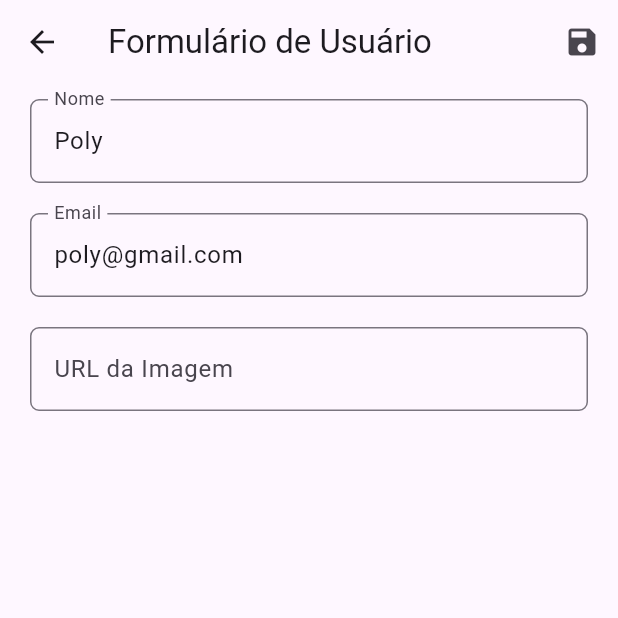
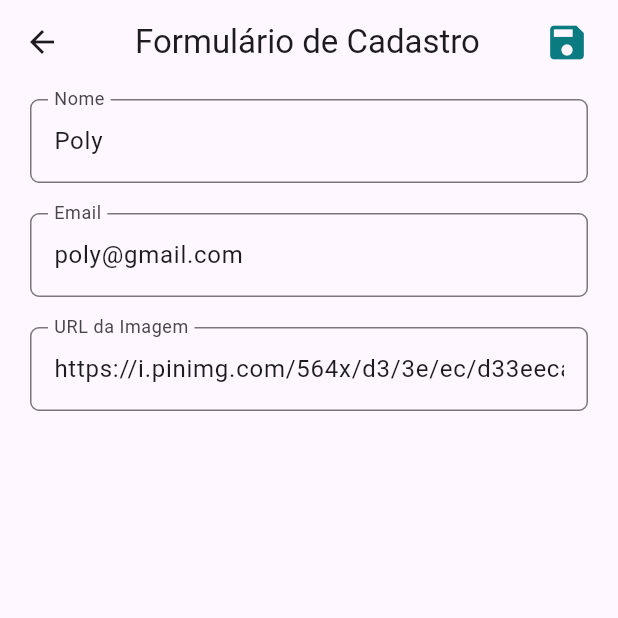
Before and after one commit to Hevelise-Liz/crud_flutter, a Flutter app: the screen it shows after launch, after a tap on the "edit" icon, on a phone screen of 412 x 824 dp, the top half of it. Run offline on Flutter 3.47's test engine with Material 3 defaults, Android fonts, the light colour scheme and no system bars; network calls fail.

Commit message:
style: att.

```diff
--- a/lib/data/dummy_users.dart
+++ b/lib/data/dummy_users.dart
@@ -6,23 +6,23 @@
       name: "Poly",
       email: "poly@gmail.com",
       avatarUrl:
-          ""),
+          "https://i.pinimg.com/564x/d3/3e/ec/d33eeca0fa969fe00f336bf9161e4fc3.jpg"),
   "2": User(
       id: "2",
       name: "Nina",
       email: "nina@gmail.com",
       avatarUrl:
-          "https://i.pinimg.com/564x/f0/b5/e4/f0b5e40a2fab5692bb7b39c48d1aea21.jpg"),
+          "https://i.pinimg.com/564x/a2/0c/fc/a20cfcf198d2038700bd4be44b0f8470.jpg"),
   "3": User(
       id: "3",
       name: "Amora",
       email: "amora@gmail.com",
       avatarUrl:
-          "https://clipart-library.com/images_k/dog-png-transparent/dog-png-transparent-5.png"),
+          "https://i.pinimg.com/564x/76/2f/a9/762fa9e5682d9355b71dda4f0075538a.jpg"),
   "4": User(
       id: "4",
       name: "Clóvis",
       email: "clovis@gmail.com",
       avatarUrl:
-          ""),
+          "https://i.pinimg.com/564x/52/ef/4f/52ef4f43ddc0a69a599a829949a466d7.jpg"),
 };
--- a/lib/pages/user_form.dart
+++ b/lib/pages/user_form.dart
@@ -34,10 +34,16 @@ class _UserFormState extends State<UserForm> {
   Widget build(BuildContext context) {
     return Scaffold(
       appBar: AppBar(
-        title: const Text('Formulário de Usuário'),
+        title: const Center(child: Text('Formulário de Cadastro')),
         actions: <Widget>[
-          IconButton(
-            icon: const Icon(Icons.save),
+          Padding(
+            padding: const EdgeInsets.only(right:10),
+            child: IconButton(
+              icon: const Icon(
+                Icons.save,
+                size: 30,
+                color: Color(0xFF0a7b80),
+              ),
               onPressed: () {
                 if (_form.currentState?.validate() ?? false) {
                   _form.currentState?.save();
@@ -54,6 +60,7 @@ class _UserFormState extends State<UserForm> {
                   Navigator.of(context).pop();
                 }
               },
+            ),
           ),
         ],
       ),
--- a/lib/pages/user_list.dart
+++ b/lib/pages/user_list.dart
@@ -16,7 +16,7 @@ class UserList extends StatelessWidget {
       body: Column(
         children: [
           Padding(
-            padding: const EdgeInsets.only(top: 21),
+            padding: const EdgeInsets.only(top: 27),
             child: Center(child: Image.asset('assets/images/placaa.png')),
           ),
           Expanded(
--- a/pubspec.yaml
+++ b/pubspec.yaml
@@ -61,7 +61,7 @@ flutter:
   # To add assets to your application, add an assets section, like this:
   assets:
     - assets/images/placaa.png
-  #   - images/a_dot_ham.jpeg
+    - assets/images/background.png
 
   # An image asset can refer to one or more resolution-specific "variants", see
   # https://flutter.dev/assets-and-images/#resolution-aware
```
Also changed, not shown: assets/images/background.png (added). Lines whose indentation alone changed are shown as unchanged.
